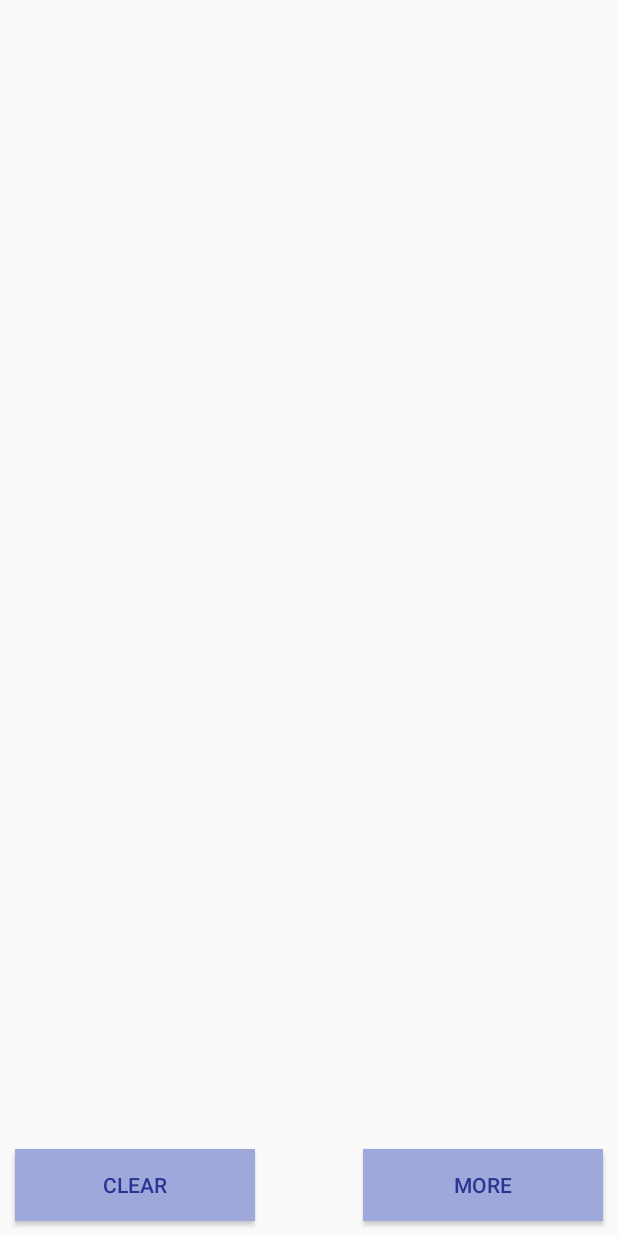
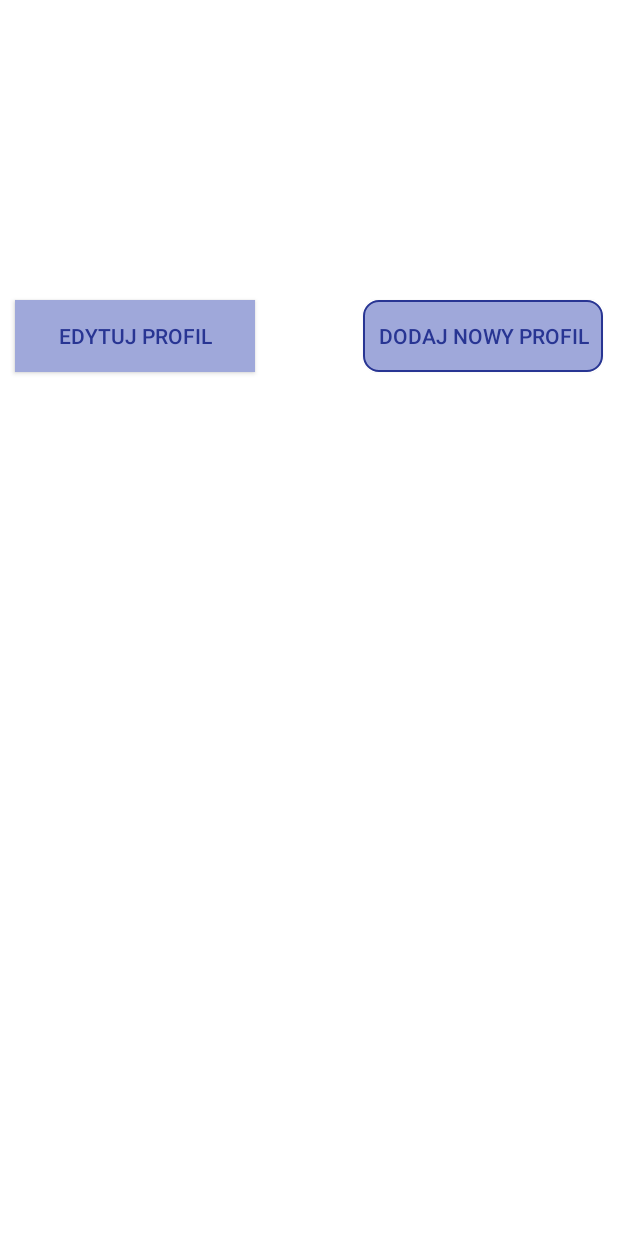
Before and after one commit to MartaDziemba/LuriasTest, an Android app: the layout intro.xml on its own in the app's theme, with its tools: preview values and no code run, on a phone screen of 412 x 824 dp. Run offline under Robolectric (Android 15) with nearby library versions, the light colour scheme and no system bars.

Commit message:
Round button.

```diff
--- /dev/null
+++ b/app/src/main/res/drawable/mybutton.xml
@@ -0,0 +1,24 @@
+<?xml version="1.0" encoding="utf-8"?>
+<selector xmlns:android="http://schemas.android.com/apk/res/android" >
+    <item android:state_pressed="true" >
+        <shape android:shape="rectangle"  >
+            <corners android:radius="3dip" />
+            <stroke android:width="1dip" android:color="@color/colorPrimaryDark" />
+            <gradient android:angle="-90" android:startColor="@color/colorPrimary" android:endColor="@color/colorPrimaryDark"  />
+        </shape>
+    </item>
+    <item android:state_focused="true">
+        <shape android:shape="rectangle"  >
+            <corners android:radius="3dip" />
+            <stroke android:width="1dip" android:color="@color/colorAccent" />
+            <solid android:color="@color/colorAccent"/>
+        </shape>
+    </item>
+    <item >
+        <shape android:shape="rectangle"  >
+            <corners android:radius="10dip" />
+            <stroke android:width="1dip" android:color="@color/colorPrimaryDark" />
+            <gradient android:angle="-90" android:startColor="@color/colorPrimary" android:endColor="@color/colorPrimary" />
+        </shape>
+    </item>
+</selector>
--- /dev/null
+++ b/app/src/main/res/drawable/round_button.xml
@@ -0,0 +1,13 @@
+<?xml version="1.0" encoding="utf-8"?>
+<selector xmlns:android="http://schemas.android.com/apk/res/android">
+    <item android:state_pressed="false">
+        <shape android:shape="oval">
+            <solid android:color="@color/colorAccent"/>
+        </shape>
+    </item>
+    <item android:state_pressed="true">
+        <shape android:shape="oval">
+            <solid android:color="@color/colorPrimary"/>
+        </shape>
+    </item>
+</selector>
--- a/app/src/main/res/layout/intro.xml
+++ b/app/src/main/res/layout/intro.xml
@@ -2,35 +2,38 @@
 <RelativeLayout
     android:id="@+id/intro"
     xmlns:android="http://schemas.android.com/apk/res/android"
+    xmlns:tools="http://schemas.android.com/tools"
     android:layout_width="match_parent"
-    android:layout_height="match_parent">
+    android:layout_height="match_parent"
+    android:paddingBottom="0dp"
+    android:paddingLeft="0dp"
+    android:paddingRight="0dp"
+    android:background="#ffffff"
+    android:paddingTop="0dp">
 
     <Button
-        android:text="CLEAR"
+        android:text="Edytuj profil"
         android:layout_width="160dp"
         android:layout_height="wrap_content"
-        android:layout_alignParentBottom="true"
-        android:layout_centerHorizontal="true"
-        android:layout_alignParentLeft="true"
+        android:layout_marginTop="200dp"
         android:layout_marginLeft="10dp"
         android:layout_marginBottom="10dp"
-        android:onClick="clearCanvas"
         android:textColor="@color/colorPrimaryDark"
         android:background="@color/colorPrimary"
-        android:id="@+id/buttonClear"/>
+        android:id="@+id/buttonEditProfile"/>
 
     <Button
-        android:text="MORE"
+        android:text="Dodaj nowy profil"
         android:layout_width="160dp"
         android:layout_height="wrap_content"
+        android:layout_marginTop="200dp"
         android:layout_marginRight="10dp"
         android:layout_marginBottom="10dp"
-        android:layout_alignParentBottom="true"
         android:layout_centerHorizontal="true"
         android:layout_alignParentRight="true"
-        android:id="@+id/buttonOptions"
+        android:background="@drawable/mybutton"
+        android:id="@+id/buttonAddProfile"
         android:textColor="@color/colorPrimaryDark"
-        android:background="@color/colorPrimary"
         />
 
 </RelativeLayout>
```
